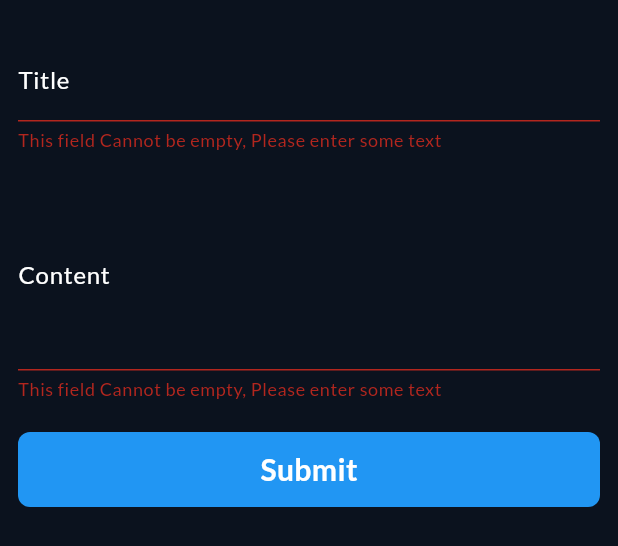
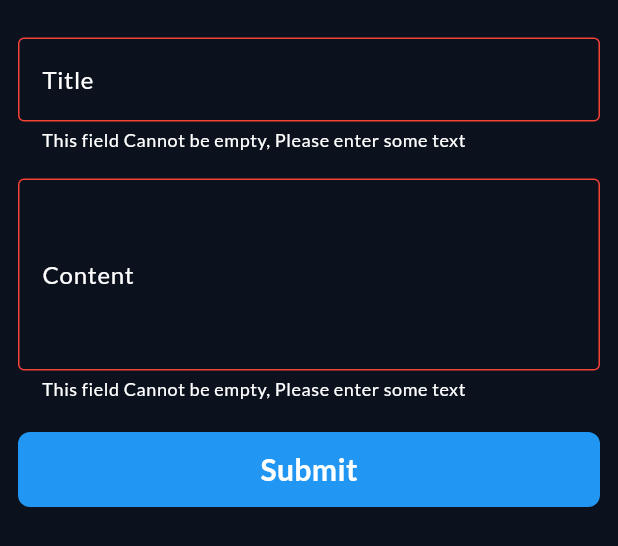
Before and after one commit to 0xAhmd/flutter_notes_app, a Flutter app: the CustomBottomSheet widget shown alone on an empty page, opened directly, after a tap on "Submit", on a phone screen of 412 x 824 dp. Shown: the top 546 px of the screen. Run offline on Flutter 3.47's test engine with Material 3 defaults, Android fonts, the phone set to English and light mode, and no system bars; drawn by our look-alikes of modal_progress_hud_nsn; our stand-ins replace device_preview, flutter_bloc, google_fonts, hive, hive_flutter; accounts and stored records are empty.

Commit message:
keyboard overflow solved

```diff
--- a/lib/bloc_observer.dart
+++ b/lib/bloc_observer.dart
@@ -18,16 +18,16 @@ debugPrint('Close = $bloc');}
 
   @override
   void onError(BlocBase bloc, Object error, StackTrace stackTrace) {
-    // TODO: implement onError
+    //  implement onError
   }
 
   @override
   void onEvent(Bloc bloc, Object? event) {
-    // TODO: implement onEvent
+    // implement onEvent
   }
 
   @override
   void onTransition(Bloc bloc, Transition transition) {
-    // TODO: implement onTransition
+    // implement onTransition
   }
 }
--- a/lib/main.dart
+++ b/lib/main.dart
@@ -5,8 +5,7 @@ import 'package:google_fonts/google_fonts.dart';
 import 'package:hive_flutter/adapters.dart';
 import 'package:notes_app/bloc_observer.dart';
 import 'package:notes_app/constants.dart';
-import 'package:notes_app/cubits/add_notes_cubit.dart';
-import 'package:notes_app/cubits/add_notes_state.dart';
+
 import 'package:notes_app/models/note_model.dart';
 import 'package:notes_app/views/edit_view.dart';
 import 'package:notes_app/views/notes_view.dart';
@@ -35,6 +34,7 @@ class MyApp extends StatelessWidget {
         EditView.routeName: (context) => const EditView(),
       },
       theme: ThemeData(
+
           appBarTheme: const AppBarTheme(
             backgroundColor: kPrimaryColor,
             iconTheme: IconThemeData(color: Colors.white),
--- a/lib/widgets/add_note_form.dart
+++ b/lib/widgets/add_note_form.dart
@@ -1,6 +1,7 @@
 import 'package:flutter/material.dart';
 import 'package:flutter_bloc/flutter_bloc.dart';
 import 'package:notes_app/cubits/add_notes_cubit.dart';
+import 'package:notes_app/cubits/add_notes_state.dart';
 import 'package:notes_app/models/note_model.dart';
 import 'package:notes_app/widgets/custom_botton.dart';
 import 'package:notes_app/widgets/custom_text_field.dart';
@@ -42,7 +43,10 @@ class _AddNoteFormState extends State<AddNoteForm> {
             maxLines: 4,
             hintText: 'Content',
           ),
-          CustomButton(
+          BlocBuilder<AddNotesCubit, AddNotesState>(
+            builder: (context, state) {
+              return CustomButton(
+                  isLoading: state is AddNotesLoading ? true : false,
                   title: 'Submit',
                   height: 50,
                   color: Colors.blue,
@@ -55,12 +59,15 @@ class _AddNoteFormState extends State<AddNoteForm> {
                           content: content!,
                           date: DateTime.now().toString(),
                           color: Colors.blue.value);
-                  BlocProvider.of<AddNotesCubit>(context).addNotes(noteModel);
+                      BlocProvider.of<AddNotesCubit>(context)
+                          .addNotes(noteModel);
                     } else {
                       autovalidateMode = AutovalidateMode.always;
                       setState(() {});
                     }
-              })
+                  });
+            },
+          )
         ],
       ),
     );
--- a/lib/widgets/custom_bottom_sheet.dart
+++ b/lib/widgets/custom_bottom_sheet.dart
@@ -1,6 +1,5 @@
 import 'package:flutter/material.dart';
 import 'package:flutter_bloc/flutter_bloc.dart';
-import 'package:modal_progress_hud_nsn/modal_progress_hud_nsn.dart';
 import 'package:notes_app/cubits/add_notes_cubit.dart';
 import 'package:notes_app/cubits/add_notes_state.dart';
 import 'package:notes_app/widgets/add_note_form.dart';
@@ -12,6 +11,9 @@ class CustomBottomSheet extends StatelessWidget {
   Widget build(BuildContext context) {
     return BlocProvider(
       create: (context) => AddNotesCubit(AddNotesInitial()),
+      child: Padding(
+        padding:
+            EdgeInsets.only(bottom: MediaQuery.of(context).viewInsets.bottom),
         child: Container(
             height: 350,
             decoration: BoxDecoration(
@@ -32,11 +34,13 @@ class CustomBottomSheet extends StatelessWidget {
                 }
               },
               builder: (context, state) {
-              return ModalProgressHUD(
-                  inAsyncCall: state is AddNotesLoading ? true : false,
-                  child: const AddNoteForm());
+                return AbsorbPointer(
+                  absorbing: state is AddNotesLoading ? true : false,
+                  child: const AddNoteForm(),
+                );
               },
             )),
+      ),
     );
   }
 }
--- a/lib/widgets/custom_botton.dart
+++ b/lib/widgets/custom_botton.dart
@@ -4,6 +4,7 @@ import 'package:google_fonts/google_fonts.dart';
 class CustomButton extends StatelessWidget {
   const CustomButton(
       {super.key,
+      this.isLoading = false,
       required this.title,
       required this.height,
       required this.color,
@@ -14,6 +15,7 @@ class CustomButton extends StatelessWidget {
   final double width;
   final Color color;
   final VoidCallback onTap;
+  final bool isLoading;
 
   @override
   Widget build(BuildContext context) {
@@ -27,11 +29,18 @@ class CustomButton extends StatelessWidget {
             height: height,
             decoration: BoxDecoration(
                 color: color, borderRadius: BorderRadius.circular(8)),
-            child: Text(title,
-                style: GoogleFonts.lato(
-                    color: Colors.white,
-                    fontSize: 20,
-                    fontWeight: FontWeight.bold))),
+            child: isLoading
+                ? const SizedBox(
+                    height: 24,
+                    width: 24,
+                    child: CircularProgressIndicator(
+                      color: Colors.white,
+                    ))
+                : Text(title,
+                    style: GoogleFonts.lato(
+                        color: Colors.white,
+                        fontSize: 20,
+                        fontWeight: FontWeight.bold))),
       ),
     );
   }
--- a/lib/widgets/custom_text_field.dart
+++ b/lib/widgets/custom_text_field.dart
@@ -27,7 +27,7 @@ class CustomTextField extends StatelessWidget {
           validator: (value) {
             if (value?.isEmpty ?? true) {
               return 'This field Cannot be empty, Please enter some text';
-            }else{
+            } else {
               return null;
             }
           },
@@ -38,6 +38,10 @@ class CustomTextField extends StatelessWidget {
           style: const TextStyle(color: Colors.white),
           keyboardType: keyboardType, // Specifies the keyboard type
           decoration: InputDecoration(
+            errorStyle: const TextStyle(color: Colors.white),
+            errorBorder: const OutlineInputBorder(
+              borderSide: BorderSide(color: Colors.red),
+            ),
             enabledBorder: const OutlineInputBorder(
               borderRadius: BorderRadius.all(Radius.circular(5)),
               borderSide: BorderSide(color: Colors.white),
```
Lines whose indentation alone changed are shown as unchanged.
